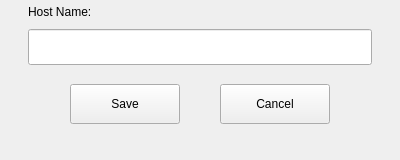
This is plugins/system/pages/system-information/change-host-name-widget.ui in openeuler-mirror/kiran-control-panel as Qt 5 draws it before an edit. The edited form follows.
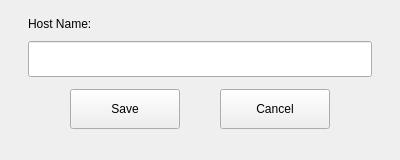
This is the edited form. Custom widgets are drawn as their Qt base class.

Commit message:
fix(system-info): fix the default position of the Hostname dialog and slightly adjust the content layout
- 修复Hostname弹窗默认位置，内容布局微调

Related #90839

Diff of the .ui file:
```diff
--- a/plugins/system/pages/system-information/change-host-name-widget.ui
+++ b/plugins/system/pages/system-information/change-host-name-widget.ui
@@ -57,7 +57,7 @@
        <number>24</number>
       </property>
       <property name="topMargin">
-       <number>0</number>
+       <number>12</number>
       </property>
       <property name="rightMargin">
        <number>24</number>
```
The commit also changes 1 other file.
